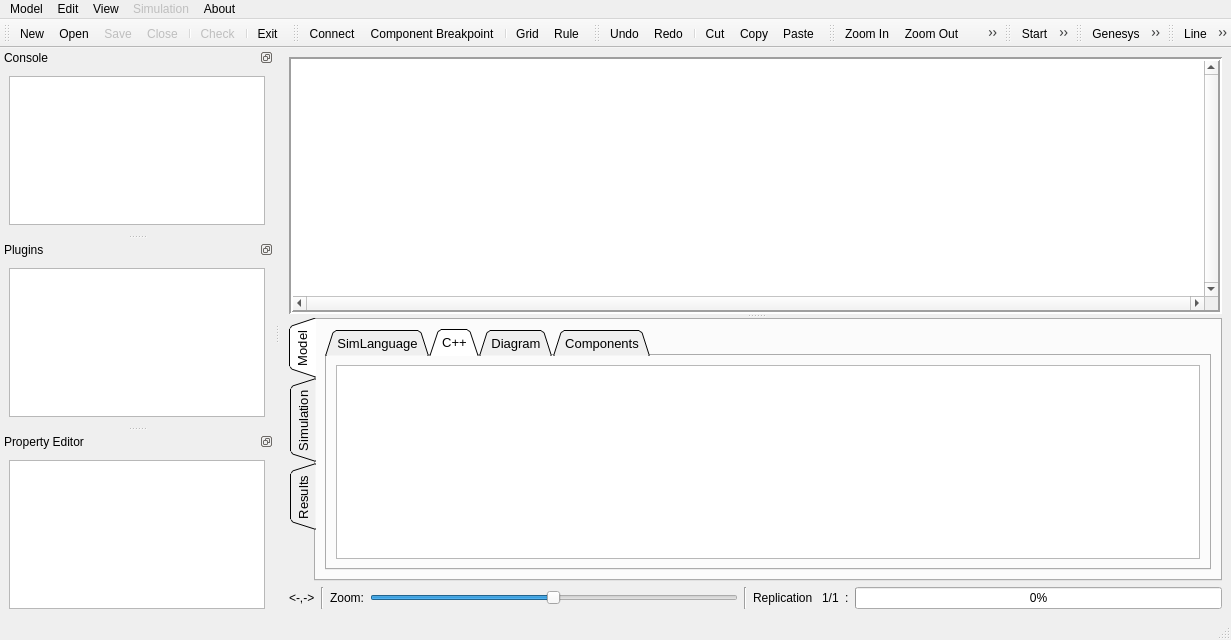
First picture: the form in applications/gui/qt/SimpleGUI_QtCreator/SimpleGUI/mainwindow.ui, repository vits-hugs/Genesys-Simulator, before the edit.
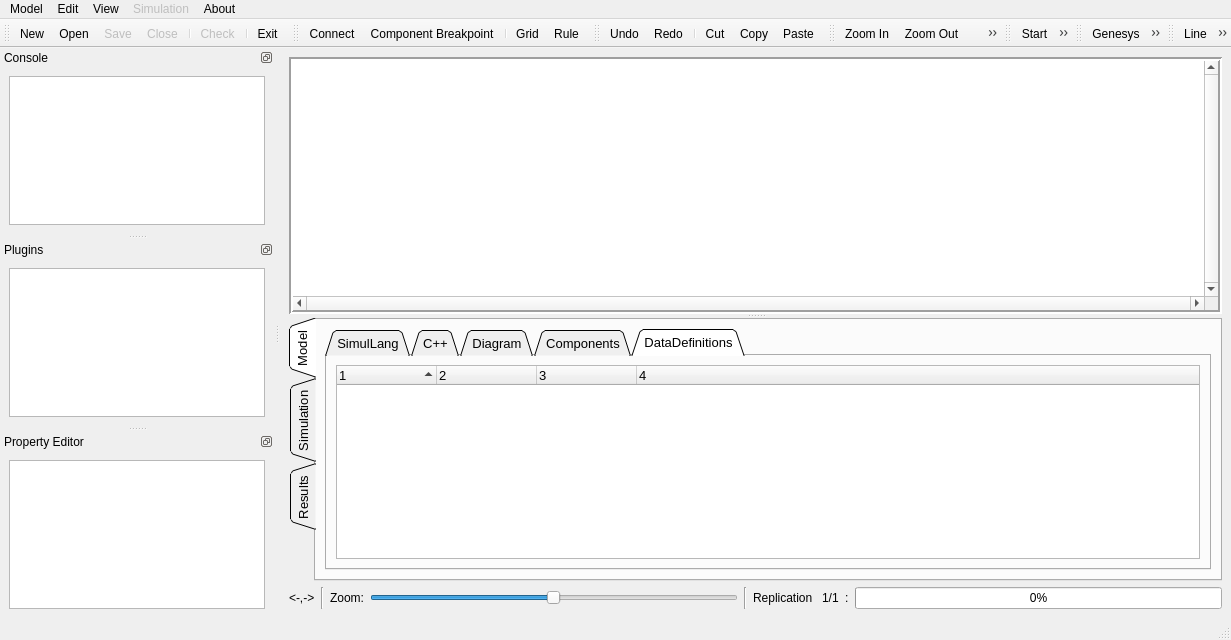
Second picture: the form after the edit. The open tabs and pages were chosen to show the change. Icons and pictures are not drawn. Custom widgets are drawn as their Qt base class.

Commit message: Connections of ModelComponentsc changed from list to map, since connections can be set (graphically) unsorted

```diff
--- a/applications/gui/qt/SimpleGUI_QtCreator/SimpleGUI/mainwindow.ui
+++ b/applications/gui/qt/SimpleGUI_QtCreator/SimpleGUI/mainwindow.ui
@@ -82,14 +82,14 @@
             <enum>QTabWidget::Triangular</enum>
            </property>
            <property name="currentIndex">
-            <number>1</number>
+            <number>4</number>
            </property>
            <property name="tabBarAutoHide">
             <bool>true</bool>
            </property>
            <widget class="QWidget" name="tabModelSimLanguage">
             <attribute name="title">
-             <string>SimLanguage</string>
+             <string>SimulLang</string>
             </attribute>
             <layout class="QVBoxLayout" name="verticalLayout_15">
              <item>
@@ -287,6 +287,49 @@
              </item>
             </layout>
            </widget>
+           <widget class="QWidget" name="tabModelDataDefinitions">
+            <attribute name="title">
+             <string>DataDefinitions</string>
+            </attribute>
+            <layout class="QVBoxLayout" name="verticalLayout_2">
+             <item>
+              <widget class="QTreeWidget" name="treeWidgetDataDefnitions">
+               <property name="autoScrollMargin">
+                <number>8</number>
+               </property>
+               <property name="rootIsDecorated">
+                <bool>true</bool>
+               </property>
+               <property name="sortingEnabled">
+                <bool>true</bool>
+               </property>
+               <property name="columnCount">
+                <number>4</number>
+               </property>
+               <column>
+                <property name="text">
+                 <string notr="true">1</string>
+                </property>
+               </column>
+               <column>
+                <property name="text">
+                 <string notr="true">2</string>
+                </property>
+               </column>
+               <column>
+                <property name="text">
+                 <string notr="true">3</string>
+                </property>
+               </column>
+               <column>
+                <property name="text">
+                 <string notr="true">4</string>
+                </property>
+               </column>
+              </widget>
+             </item>
+            </layout>
+           </widget>
           </widget>
          </item>
         </layout>
```
Left out of the diff: 4 changed lines with no effect on the pictures. The commit also changes 54 other files.
